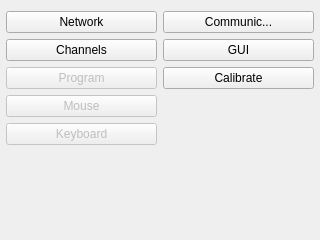
Qt form ui/SettingsWidget.ui (kipr/botui) before a commit.
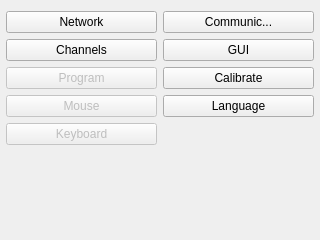
The same form after that commit. Icons and pictures are not drawn.

Commit message: re-added language button

Diff of the .ui file:
```diff
--- a/ui/SettingsWidget.ui
+++ b/ui/SettingsWidget.ui
@@ -141,6 +141,17 @@
          </property>
         </widget>
        </item>
+       <item>
+        <widget class="QPushButton" name="language">
+         <property name="text">
+          <string>Language</string>
+         </property>
+         <property name="icon">
+          <iconset resource="../rc/icons.qrc">
+           <normaloff>:/icons/world.png</normaloff>:/icons/world.png</iconset>
+         </property>
+        </widget>
+       </item>
        <item>
         <spacer name="verticalSpacer">
          <property name="orientation">
```
